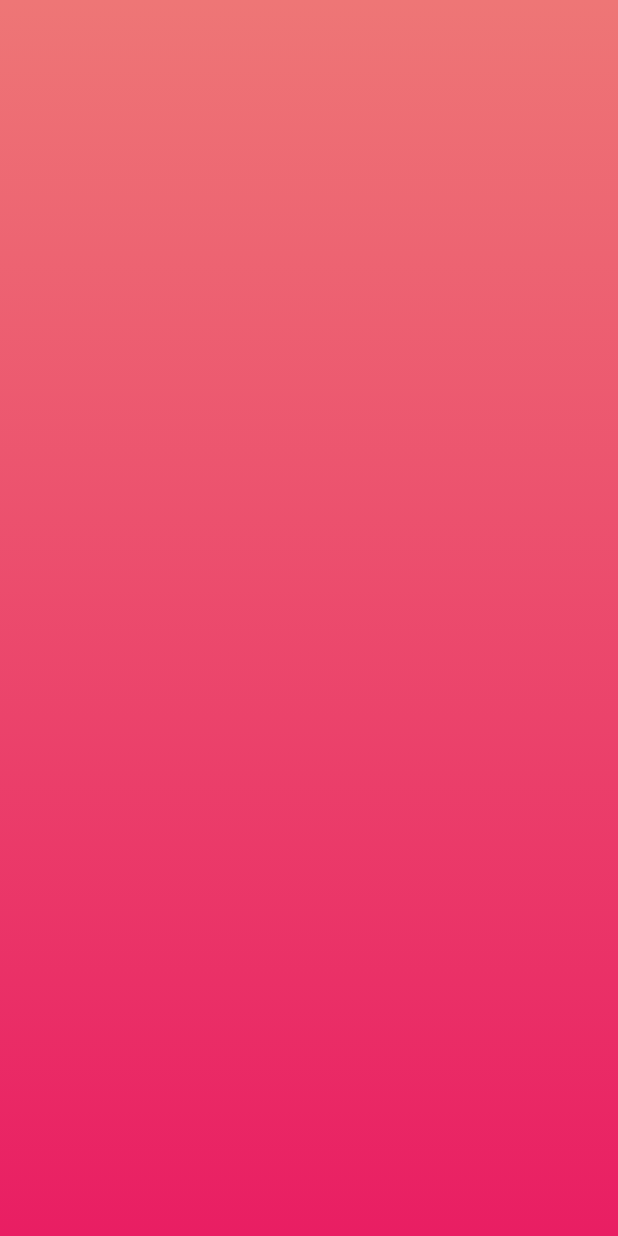
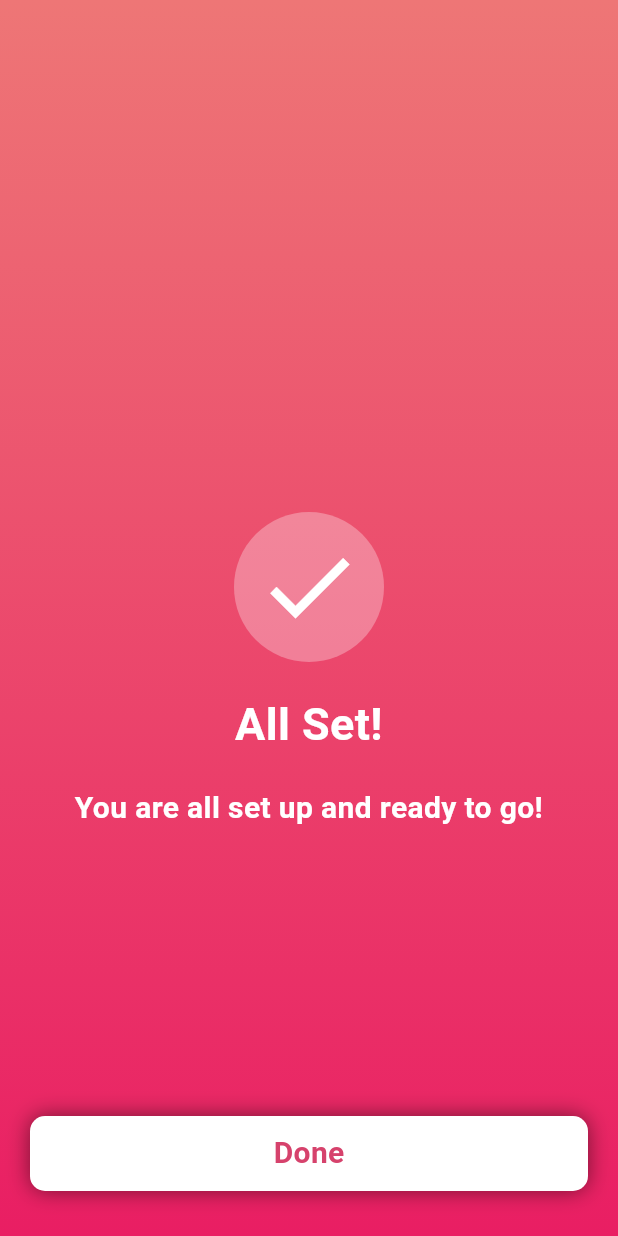
Before and after one commit to rohankarn35/Connex, a Flutter app: the screen it shows after launch, on a phone screen of 412 x 824 dp. Run offline on Flutter 3.47's test engine with Material 3 defaults, Android fonts, the phone set to English and light mode, and no system bars; our stand-ins replace animated_text_kit, bloc, dropdown_button2, get_it.

```diff
--- /dev/null
+++ b/lib/components/profileSetup/screens/allSetScreen.dart
@@ -0,0 +1,93 @@
+import 'package:dating_app/injection.dart';
+import 'package:dating_app/widgets/custom_button.dart';
+import 'package:flutter/material.dart';
+import 'dart:math' as math;
+
+class AllSetScreen extends StatefulWidget {
+  const AllSetScreen({super.key});
+
+  @override
+  State<AllSetScreen> createState() => _AllSetScreenState();
+}
+
+class _AllSetScreenState extends State<AllSetScreen> with SingleTickerProviderStateMixin {
+  late final CustomButton _customButton;
+  @override
+  void initState() {
+    _customButton = locator.get<CustomButton>();
+    // TODO: implement initState
+    super.initState();
+  }
+
+  @override
+  Widget build(BuildContext context) {
+    return Scaffold(
+      body: Container(
+        height: MediaQuery.of(context).size.height,
+        width: MediaQuery.of(context).size.width,
+        decoration: const BoxDecoration(
+          gradient: LinearGradient(
+            begin: Alignment.topCenter,
+            end: Alignment.bottomCenter,
+            colors: [
+              Color.fromARGB(255, 238, 118, 118),
+              Colors.pink,
+            ],
+          ),
+        ),
+        child: Center(
+          child: Column(
+            mainAxisAlignment: MainAxisAlignment.center,
+            children: [
+              Spacer(),
+              Spacer(),
+
+            Container(
+                      width: 100,
+                      height: 100,
+                      decoration: BoxDecoration(
+                        shape: BoxShape.circle,
+                        color: Colors.white.withOpacity(0.3),
+                      ),
+                      child: Icon(
+                        Icons.done,
+                        size: 72.0,
+                        color: Colors.white,
+                      ),
+                    ),
+
+
+
+              const SizedBox(height: 20),
+              const Text(
+                "All Set!",
+                style: TextStyle(
+                  fontSize: 30,
+                  color: Colors.white,
+                  fontWeight: FontWeight.bold,
+                ),
+                textAlign: TextAlign.center,
+              ),
+              const SizedBox(height: 20),
+              const Text(
+                "You are all set up and ready to go!",
+                style: TextStyle(
+                  fontSize: 20,
+                  color: Colors.white,
+                  fontWeight: FontWeight.bold,
+                ),
+                textAlign: TextAlign.center,
+              ),
+              Spacer(),
+              Padding(
+                padding: const EdgeInsets.all(20.0),
+                child: _customButton.customButton("Done", () { }),
+              ),
+              SizedBox(height: 10,)
+            ],
+          ),
+        ),
+      ),
+    );
+  }
+}
--- a/lib/components/profileSetup/screens/hobbiesscreen.dart
+++ b/lib/components/profileSetup/screens/hobbiesscreen.dart
@@ -135,6 +135,11 @@ class _HobbiesScreenState extends State<HobbiesScreen> {
                     : Padding(
                       padding: const EdgeInsets.only(left: 20,right: 20),
                       child: Container(
+                        decoration: BoxDecoration(
+                          borderRadius: BorderRadius.circular(10),
+                          color: Colors.white.withOpacity(0.3),
+
+                        ),
                         padding: const EdgeInsets.all(8),
                           height: 150,
                           width: MediaQuery.of(context).size.width,
--- a/lib/components/welcomescreen/screens/welcome_screen.dart
+++ b/lib/components/welcomescreen/screens/welcome_screen.dart
@@ -14,8 +14,7 @@ class WelcomeScreen extends StatelessWidget {
             end: Alignment.bottomCenter,
             colors: [
           Color.fromARGB(255, 238, 118, 118),
-
-             Colors.pink,
+            Colors.pink,
             ],
           ),
         ),
--- a/lib/main.dart
+++ b/lib/main.dart
@@ -1,3 +1,7 @@
+import 'package:dating_app/components/authentication/screens/signup_screen.dart';
+import 'package:dating_app/components/profileSetup/screens/allSetScreen.dart';
+import 'package:dating_app/components/profileSetup/screens/hobbiesscreen.dart';
+import 'package:dating_app/components/profileSetup/screens/preferenceSelectScreen.dart';
 import 'package:dating_app/components/profileSetup/screens/updateProfilePhoto.dart';
 import 'package:dating_app/injection.dart';
 import 'package:flutter/material.dart';
@@ -13,13 +17,13 @@ class MyApp extends StatelessWidget {
   Widget build(BuildContext context) {
     return MaterialApp(
       debugShowCheckedModeBanner: false,
-      title: 'Dating',
+      title: 'Connex',
       theme: ThemeData(
 
         colorScheme: ColorScheme.fromSeed(seedColor: Colors.deepPurple),
         useMaterial3: true,
       ),
-      home: const UpdateProfilePhotoScreen()
+      home: const AllSetScreen()
     );
   }
 }
```
Also changed, not shown: lib/components/profileSetup/screens/preferenceSelectScreen.dart (added, +278 -0 lines), lib/components/profileSetup/screens/updateProfilePhoto.dart (+69 -1 lines), lib/widgets/custom_radio.dart (added, +25 -0 lines).
